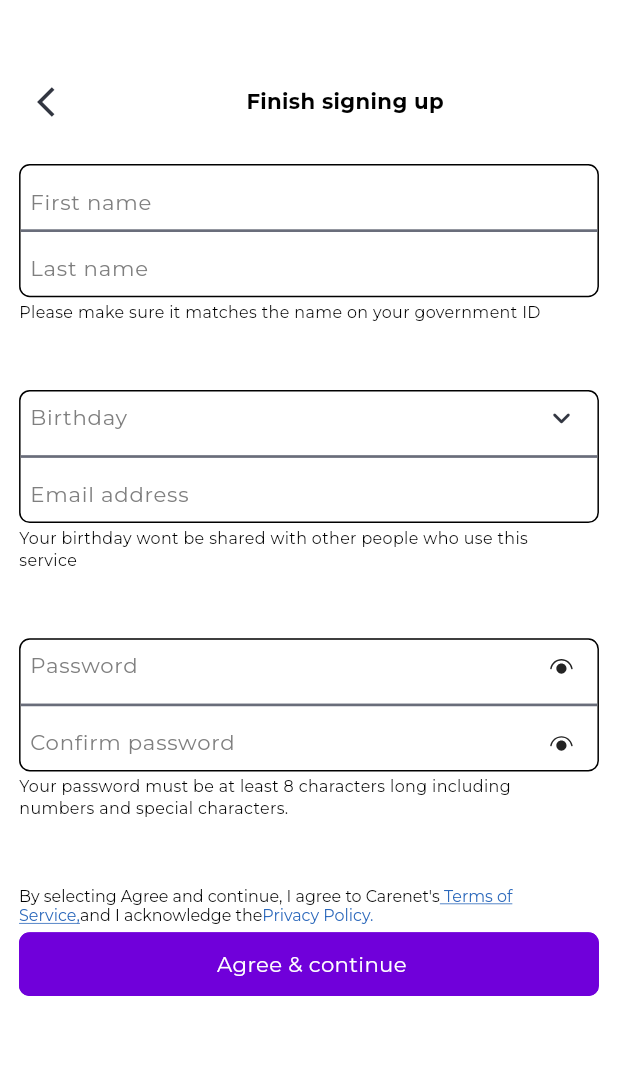
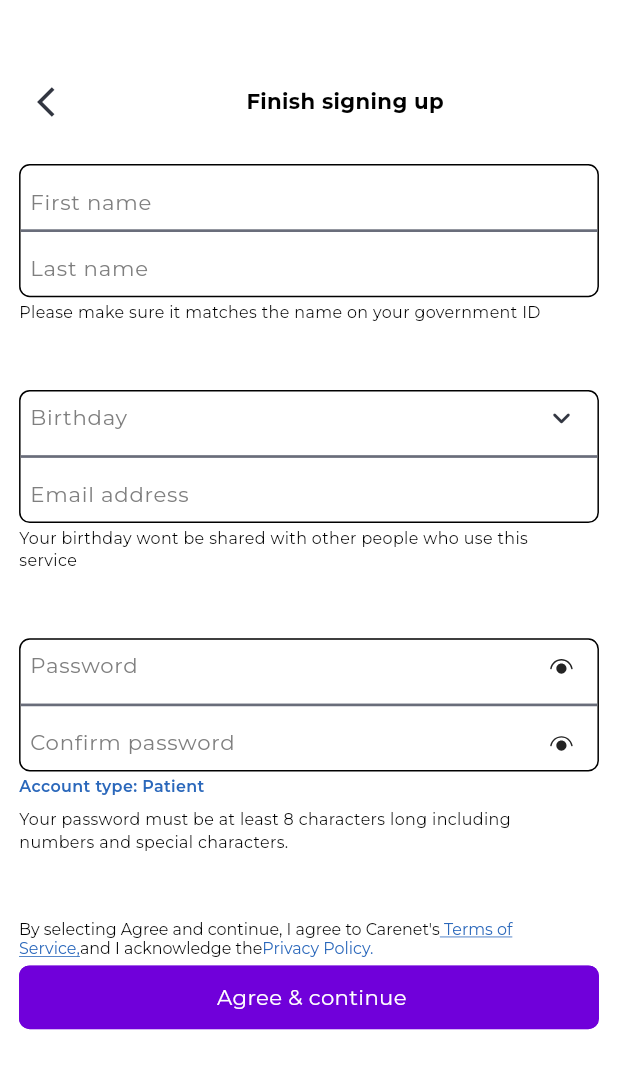
Before and after one commit to Carenetmed/Mobile-App, a Flutter app: the FinSignUp screen opened by its route, on a phone screen of 412 x 824 dp. Shown: the top 1069 px of the screen. Run offline on Flutter 3.47's test engine with Material 3 defaults, Android fonts, the phone set to English and light mode, and no system bars; our stand-ins replace bloc, dio, file_picker, flutter_bloc, flutter_screenutil, flutter_secure_storage and 5 more; accounts and stored records are empty; project files that could hold a hidden picture were left out.

Commit message:
APP-57: Add role selection before signup completion

```diff
--- a/lib/core/constants/navigators/routeName.dart
+++ b/lib/core/constants/navigators/routeName.dart
@@ -14,6 +14,7 @@ class RouteName {
   // --- Sign up (Flow A) ---
   static const String signUpPhone = 'signUpPhone';
   static const String signUpEmail = 'signUpEmail';
+  static const String signUpRole = 'signUpRole';
   static const String finishSignUp = 'finishSignUp';
 
   // --- Agreements (Flow A) ---
--- a/lib/core/constants/navigators/router.dart
+++ b/lib/core/constants/navigators/router.dart
@@ -5,6 +5,8 @@ import 'package:app_t/features/Authentication/presentation/pages/sign_in_phone.d
 import 'package:app_t/features/Authentication/presentation/pages/sign_up_con.dart';
 import 'package:app_t/features/Authentication/presentation/pages/sign_up_email.dart';
 import 'package:app_t/features/Authentication/presentation/pages/sign_up_phone.dart';
+import 'package:app_t/features/Authentication/presentation/pages/sign_up_arguments.dart';
+import 'package:app_t/features/Authentication/presentation/pages/sign_up_role_selection.dart';
 import 'package:app_t/features/Authentication/presentation/pages/enter_email.dart';
 import 'package:app_t/features/Authentication/presentation/pages/enter_password.dart';
 import 'package:app_t/features/Authentication/presentation/pages/email_verification_confirm_page.dart';
@@ -76,13 +78,27 @@ Route<dynamic> generateRoute(RouteSettings settings) {
     case RouteName.onboarding:
       return _page(settings, const OnboardingView());
     case RouteName.finishSignUp:
+      final args = settings.arguments;
       return _page(
         settings,
         FinSignUp(
           initialEmail:
-              settings.arguments is String
-                  ? settings.arguments as String
+              args is FinishSignUpArgs
+                  ? args.initialEmail
+                  : args is String
+                  ? args
                   : null,
+          selectedRole:
+              args is FinishSignUpArgs ? args.role : SignUpRole.patient,
+        ),
+      );
+    case RouteName.signUpRole:
+      final args = settings.arguments;
+      return _page(
+        settings,
+        SignUpRoleSelectionPage(
+          initialEmail:
+              args is SignUpRoleSelectionArgs ? args.initialEmail : null,
         ),
       );
     case RouteName.communityAgreement:
--- /dev/null
+++ b/lib/features/Authentication/presentation/pages/sign_up_arguments.dart
@@ -0,0 +1,35 @@
+enum SignUpRole {
+  patient,
+  professional;
+
+  String get backendValue {
+    switch (this) {
+      case SignUpRole.patient:
+        return 'PATIENT';
+      case SignUpRole.professional:
+        return 'PROFESSIONAL';
+    }
+  }
+
+  String get title {
+    switch (this) {
+      case SignUpRole.patient:
+        return 'Patient';
+      case SignUpRole.professional:
+        return 'Professional';
+    }
+  }
+}
+
+class SignUpRoleSelectionArgs {
+  const SignUpRoleSelectionArgs({this.initialEmail});
+
+  final String? initialEmail;
+}
+
+class FinishSignUpArgs {
+  const FinishSignUpArgs({this.initialEmail, required this.role});
+
+  final String? initialEmail;
+  final SignUpRole role;
+}
--- a/lib/features/Authentication/presentation/pages/sign_up_con.dart
+++ b/lib/features/Authentication/presentation/pages/sign_up_con.dart
@@ -6,6 +6,7 @@ import 'package:app_t/core/di/injection.dart';
 import 'package:app_t/core/model/validator.dart';
 import 'package:app_t/features/Authentication/data/repositories/auth_repository.dart';
 import 'package:app_t/features/Authentication/domain/entities/auth_failure.dart';
+import 'package:app_t/features/Authentication/presentation/pages/sign_up_arguments.dart';
 import 'package:app_t/features/Authentication/presentation/widget/bordered_keyboard_input.dart';
 import 'package:app_t/shared/widgets/carenet_button.dart';
 import 'package:app_t/shared/widgets/svg_image.dart';
@@ -13,9 +14,15 @@ import 'package:flutter/material.dart';
 import 'package:flutter_screenutil/flutter_screenutil.dart';
 
 class FinSignUp extends StatefulWidget {
-  const FinSignUp({super.key, this.initialEmail, this.authRepository});
+  const FinSignUp({
+    super.key,
+    this.initialEmail,
+    this.selectedRole = SignUpRole.patient,
+    this.authRepository,
+  });
 
   final String? initialEmail;
+  final SignUpRole selectedRole;
   final AuthRepository? authRepository;
 
   @override
@@ -202,6 +209,16 @@ class _FinSignUpState extends State<FinSignUp> {
               ),
               SizedBox(height: 3.h),
               Text(
+                'Account type: ${widget.selectedRole.title}',
+                style: TextStyle(
+                  fontFamily: AppFonts.montserrat,
+                  fontSize: 12.sp,
+                  fontWeight: FontWeight.w600,
+                  color: AppColors.primaryBlue5,
+                ),
+              ),
+              SizedBox(height: 8.h),
+              Text(
                 'Your password must be at least 8 characters long including\nnumbers and special characters.',
                 style: TextStyle(
                   fontFamily: AppFonts.montserrat,
@@ -298,7 +315,7 @@ class _FinSignUpState extends State<FinSignUp> {
       await _authRepository.register(
         email: _emailController.text.trim(),
         password: _passwordController.text,
-        role: 'PATIENT',
+        role: widget.selectedRole.backendValue,
         profile: <String, dynamic>{
           'firstName': _firstNameController.text.trim(),
           'lastName': _lastNameController.text.trim(),
@@ -308,7 +325,11 @@ class _FinSignUpState extends State<FinSignUp> {
       if (!mounted) {
         return;
       }
-      Navigator.of(context).popAndPushNamed(RouteName.communityAgreement);
+      Navigator.of(context).popAndPushNamed(
+        widget.selectedRole == SignUpRole.professional
+            ? RouteName.medicalProfessional
+            : RouteName.communityAgreement,
+      );
     } on AuthFailure catch (failure) {
       if (!mounted) {
         return;
--- a/lib/features/Authentication/presentation/pages/sign_up_phone.dart
+++ b/lib/features/Authentication/presentation/pages/sign_up_phone.dart
@@ -72,7 +72,7 @@ class _SignUpPhoneState extends State<SignUpPhone> {
     });
 
     if (_canContinue) {
-      Navigator.pushNamed(context, RouteName.finishSignUp);
+      Navigator.pushNamed(context, RouteName.signUpRole);
     }
   }
 
```
Also changed, not shown: lib/features/Authentication/presentation/pages/sign_up_email.dart (+5 -2 lines), lib/features/Authentication/presentation/pages/sign_up_role_selection.dart (added, +145 -0 lines), 9 other files.
